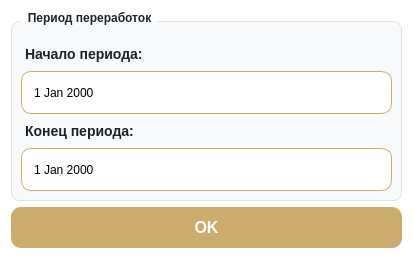
This is ui/overtime/period_dialog.ui in lerakaplich/TaskPlanner2 as Qt 5 draws it before an edit. The edited form follows.
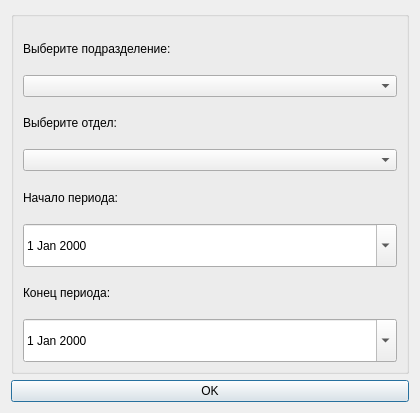
This is the edited form.

```diff
--- a/ui/overtime/period_dialog.ui
+++ b/ui/overtime/period_dialog.ui
@@ -6,8 +6,8 @@
    <rect>
     <x>0</x>
     <y>0</y>
-    <width>413</width>
-    <height>257</height>
+    <width>420</width>
+    <height>413</height>
    </rect>
   </property>
   <property name="windowTitle">
@@ -124,34 +124,74 @@
     border: none;
     padding-right: 10px;
 }
+QComboBox {
+    min-height: 41px;
+    max-height: 41px;
+    height: 41px;
 
+    border-radius: 10px;
+    border: 1px solid #ccab6e;
+
+    padding-left: 10px;
+    padding-right: 30px; /* место под стрелку */
+    padding-top: 0px;
+    padding-bottom: 0px;
+}
+
+QComboBox:focus {
+    border: 2px solid #ccab6e;
+}
+QComboBox::drop-down {
+    border: none;
+    padding-right: 10px;
+}
 /* Группа */
 QGroupBox {
     font-weight: bold;
     border: 1px solid #E0E0E0;
     border-radius: 8px;
-    margin-top: 10px;
-    padding-top: 10px;
     background-color: #F8F9FA;
 }
-QGroupBox::title {
-    subcontrol-origin: margin;
-    left: 10px;
-    padding: 0 5px 0 5px;
-    color: #1B232A;
-    font-weight: bold;
 }</string>
   </property>
   <layout class="QVBoxLayout" name="verticalLayout">
    <item>
     <widget class="QGroupBox" name="groupBox">
      <property name="title">
-      <string>Период переработок</string>
+      <string/>
      </property>
      <layout class="QVBoxLayout" name="verticalLayout_2">
       <property name="spacing">
        <number>4</number>
       </property>
+      <item>
+       <widget class="QLabel" name="label_4">
+        <property name="text">
+         <string>Выберите подразделение:</string>
+        </property>
+       </widget>
+      </item>
+      <item>
+       <widget class="QComboBox" name="comboDivision">
+        <property name="currentText">
+         <string/>
+        </property>
+       </widget>
+      </item>
+      <item>
+       <widget class="QLabel" name="label_3">
+        <property name="text">
+         <string>Выберите отдел:</string>
+        </property>
+       </widget>
+      </item>
+      <item>
+       <widget class="QComboBox" name="comboDepartment">
+        <property name="currentText">
+         <string/>
+        </property>
+       </widget>
+      </item>
       <item>
        <widget class="QLabel" name="label">
         <property name="text">
@@ -170,13 +210,13 @@
         <property name="minimumSize">
          <size>
           <width>0</width>
-          <height>41</height>
+          <height>43</height>
          </size>
         </property>
         <property name="maximumSize">
          <size>
           <width>16777215</width>
-          <height>41</height>
+          <height>43</height>
          </size>
         </property>
         <property name="calendarPopup">
@@ -202,13 +242,13 @@
         <property name="minimumSize">
          <size>
           <width>0</width>
-          <height>41</height>
+          <height>43</height>
          </size>
         </property>
         <property name="maximumSize">
          <size>
           <width>16777215</width>
-          <height>41</height>
+          <height>43</height>
          </size>
         </property>
         <property name="calendarPopup">
```
